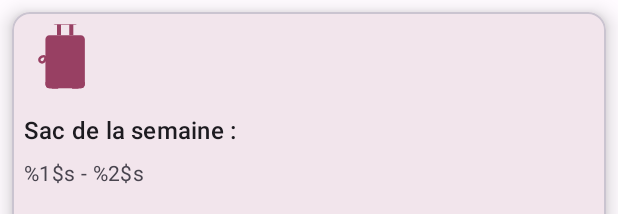
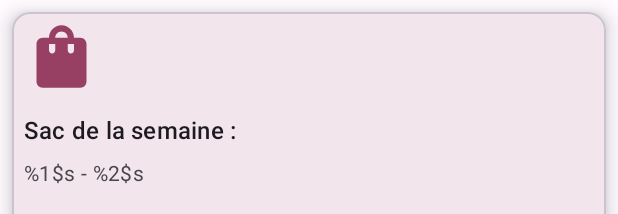
Before and after one commit to CruvixDev/Sacoco, an Android app: the layout card_layout.xml on its own in the app's theme, with its tools: preview values and no code run, on a phone screen of 412 x 824 dp. Shown: the top 214 px of the screen. Run offline under Robolectric (Android 15) with nearby library versions, the phone set to English and light mode, and no system bars.

Commit message:
Replace drawable icon in Bag card layout

```diff
--- a/app/src/main/java/com/example/sacoco/adapter/BagAdapter.java
+++ b/app/src/main/java/com/example/sacoco/adapter/BagAdapter.java
@@ -92,8 +92,6 @@ public class BagAdapter extends RecyclerView.Adapter<BagAdapter.ViewHolder> {
         startDateString = dateFormat.format(startDate);
         endDateString = dateFormat.format(endDate);
 
-        holder.getBagCardIcon().setImageDrawable(
-                AppCompatResources.getDrawable(holder.itemView.getContext(), R.drawable.bag));
         holder.getBagCardTitle().setText(holder.itemView.getContext().getString(R.string.card_bag_name_title));
         holder.getBagCardDateText().setText(String.format(dateText, startDateString, endDateString));
     }
--- a/app/src/main/res/layout/card_layout.xml
+++ b/app/src/main/res/layout/card_layout.xml
@@ -22,7 +22,7 @@
             android:layout_height="43dp"
             android:layout_margin="8dp"
             android:scaleType="centerCrop"
-            app:srcCompat="@drawable/luggage_icon"
+            app:srcCompat="@drawable/bag"
             app:tint="?attr/colorPrimary" />
 
         <LinearLayout
```
